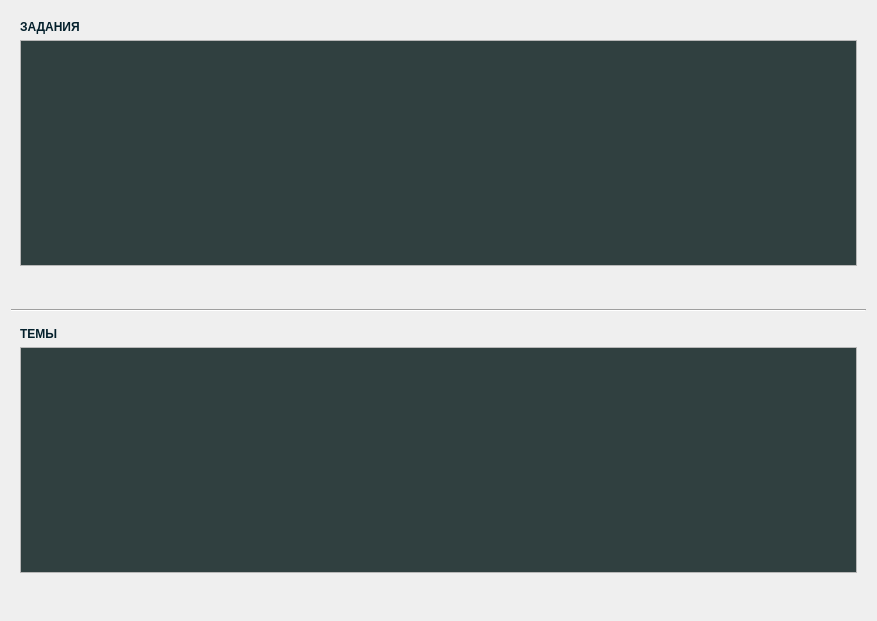
Qt form Widgets/labsmodul.ui (ThomasLucky13/ASSofOOP-Automated-Studying-System-) before a commit.
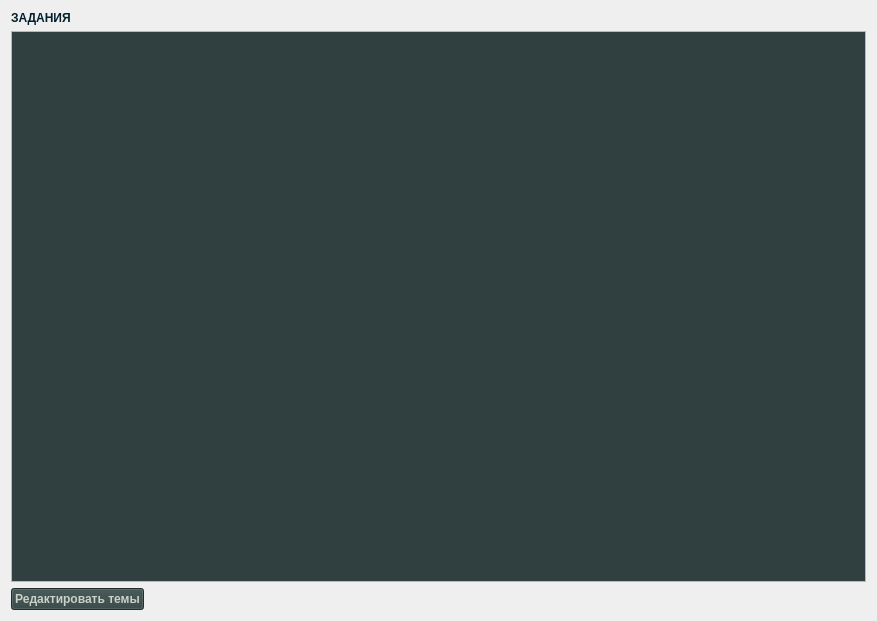
The same form after that commit. Icons and pictures are not drawn.

The edit to the form file:
```diff
--- a/Widgets/labsmodul.ui
+++ b/Widgets/labsmodul.ui
@@ -21,15 +21,6 @@
   </property>
   <layout class="QVBoxLayout" name="verticalLayout">
    <item>
-    <widget class="QWidget" name="TaskWidget" native="true">
-     <property name="sizePolicy">
-      <sizepolicy hsizetype="Expanding" vsizetype="MinimumExpanding">
-       <horstretch>0</horstretch>
-       <verstretch>0</verstretch>
-      </sizepolicy>
-     </property>
-     <layout class="QVBoxLayout" name="verticalLayout_2">
-      <item>
        <widget class="QLabel" name="label">
         <property name="font">
          <font>
@@ -55,8 +46,8 @@
           <rect>
            <x>0</x>
            <y>0</y>
-           <width>849</width>
-           <height>167</height>
+        <width>861</width>
+        <height>491</height>
           </rect>
          </property>
          <property name="sizePolicy">
@@ -74,6 +65,42 @@
       </item>
       <item>
        <layout class="QHBoxLayout" name="horizontalLayout">
+     <item>
+      <widget class="QPushButton" name="themsEditButton">
+       <property name="sizePolicy">
+        <sizepolicy hsizetype="Fixed" vsizetype="Fixed">
+         <horstretch>0</horstretch>
+         <verstretch>0</verstretch>
+        </sizepolicy>
+       </property>
+       <property name="font">
+        <font>
+         <weight>75</weight>
+         <bold>true</bold>
+        </font>
+       </property>
+       <property name="styleSheet">
+        <string notr="true">background-color: rgb(48, 64, 64);
+color: rgb(201, 209, 200);</string>
+       </property>
+       <property name="text">
+        <string>Редактировать темы</string>
+       </property>
+       <property name="icon">
+        <iconset resource="../resources/ASSforOOP.qrc">
+         <normaloff>:/images/Edit.svg</normaloff>:/images/Edit.svg</iconset>
+       </property>
+       <property name="iconSize">
+        <size>
+         <width>40</width>
+         <height>40</height>
+        </size>
+       </property>
+       <property name="flat">
+        <bool>false</bool>
+       </property>
+      </widget>
+     </item>
         <item>
          <spacer name="horizontalSpacer">
           <property name="orientation">
@@ -111,123 +138,6 @@
          </widget>
         </item>
        </layout>
-      </item>
-     </layout>
-    </widget>
-   </item>
-   <item>
-    <widget class="Line" name="line">
-     <property name="sizePolicy">
-      <sizepolicy hsizetype="Expanding" vsizetype="Fixed">
-       <horstretch>0</horstretch>
-       <verstretch>0</verstretch>
-      </sizepolicy>
-     </property>
-     <property name="styleSheet">
-      <string notr="true">color: rgb(48, 64, 64);</string>
-     </property>
-     <property name="orientation">
-      <enum>Qt::Horizontal</enum>
-     </property>
-    </widget>
-   </item>
-   <item>
-    <widget class="QWidget" name="ThemsWidget" native="true">
-     <property name="sizePolicy">
-      <sizepolicy hsizetype="Expanding" vsizetype="Expanding">
-       <horstretch>0</horstretch>
-       <verstretch>0</verstretch>
-      </sizepolicy>
-     </property>
-     <layout class="QVBoxLayout" name="verticalLayout_3">
-      <item>
-       <widget class="QLabel" name="label_2">
-        <property name="font">
-         <font>
-          <weight>75</weight>
-          <bold>true</bold>
-         </font>
-        </property>
-        <property name="styleSheet">
-         <string notr="true">color: rgb(4, 32, 44);</string>
-        </property>
-        <property name="text">
-         <string>ТЕМЫ</string>
-        </property>
-       </widget>
-      </item>
-      <item>
-       <widget class="QScrollArea" name="scrollArea_2">
-        <property name="widgetResizable">
-         <bool>true</bool>
-        </property>
-        <widget class="QWidget" name="scrollAreaWidgetContents_2">
-         <property name="geometry">
-          <rect>
-           <x>0</x>
-           <y>0</y>
-           <width>849</width>
-           <height>167</height>
-          </rect>
-         </property>
-         <property name="sizePolicy">
-          <sizepolicy hsizetype="Expanding" vsizetype="Expanding">
-           <horstretch>0</horstretch>
-           <verstretch>0</verstretch>
-          </sizepolicy>
-         </property>
-         <property name="styleSheet">
-          <string notr="true">background-color: rgb(48, 64, 64);</string>
-         </property>
-         <layout class="QVBoxLayout" name="themsLayout"/>
-        </widget>
-       </widget>
-      </item>
-      <item>
-       <layout class="QHBoxLayout" name="horizontalLayout_2">
-        <item>
-         <spacer name="horizontalSpacer_2">
-          <property name="orientation">
-           <enum>Qt::Horizontal</enum>
-          </property>
-          <property name="sizeHint" stdset="0">
-           <size>
-            <width>40</width>
-            <height>20</height>
-           </size>
-          </property>
-         </spacer>
-        </item>
-        <item>
-         <widget class="QPushButton" name="themsEditButton">
-          <property name="sizePolicy">
-           <sizepolicy hsizetype="Fixed" vsizetype="Fixed">
-            <horstretch>0</horstretch>
-            <verstretch>0</verstretch>
-           </sizepolicy>
-          </property>
-          <property name="text">
-           <string/>
-          </property>
-          <property name="icon">
-           <iconset resource="../resources/ASSforOOP.qrc">
-            <normaloff>:/images/Edit.svg</normaloff>:/images/Edit.svg</iconset>
-          </property>
-          <property name="iconSize">
-           <size>
-            <width>60</width>
-            <height>60</height>
-           </size>
-          </property>
-          <property name="flat">
-           <bool>true</bool>
-          </property>
-         </widget>
-        </item>
-       </layout>
-      </item>
-     </layout>
-    </widget>
    </item>
   </layout>
  </widget>
```
Lines whose indentation alone changed are shown as unchanged.
